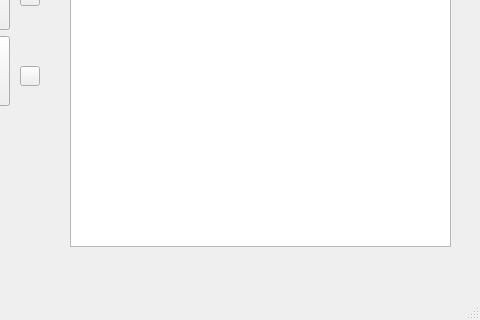
Above: IHM/interface.ui from vivipal/Ultimate-Siam-Board-Game before the change; both pictures show x 410 to 890 and y 313 to 633 of the 890 by 633 pixel window. Below: the same form after it.
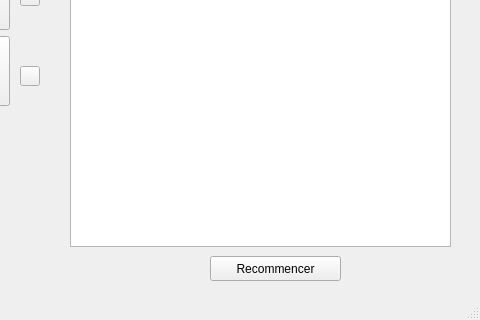
That is the form after the change. Icons and pictures are not drawn.

What changed in the file:
```diff
--- a/IHM/interface.ui
+++ b/IHM/interface.ui
@@ -1225,6 +1225,25 @@
      <string notr="true">direction_insert</string>
     </attribute>
    </widget>
+   <widget class="QPushButton" name="pushButton_restart">
+    <property name="geometry">
+     <rect>
+      <x>620</x>
+      <y>550</y>
+      <width>131</width>
+      <height>25</height>
+     </rect>
+    </property>
+    <property name="sizePolicy">
+     <sizepolicy hsizetype="Fixed" vsizetype="Fixed">
+      <horstretch>0</horstretch>
+      <verstretch>0</verstretch>
+     </sizepolicy>
+    </property>
+    <property name="text">
+     <string>Recommencer</string>
+    </property>
+   </widget>
   </widget>
   <widget class="QMenuBar" name="menubar">
    <property name="geometry">
```
Left out of the diff: 2 changed lines with no effect on the pictures.
